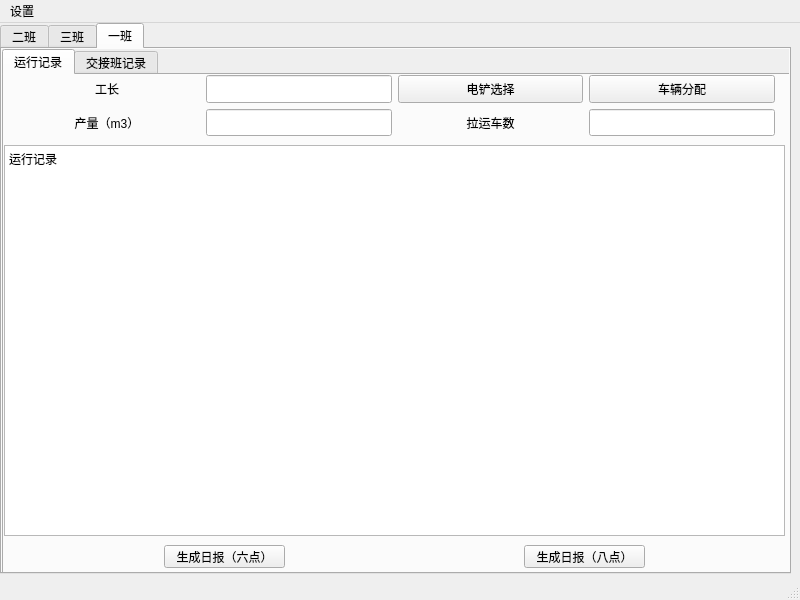
First picture: the form in 报表生成/ui/main.ui, repository enjoylearning96/QT, before the edit.
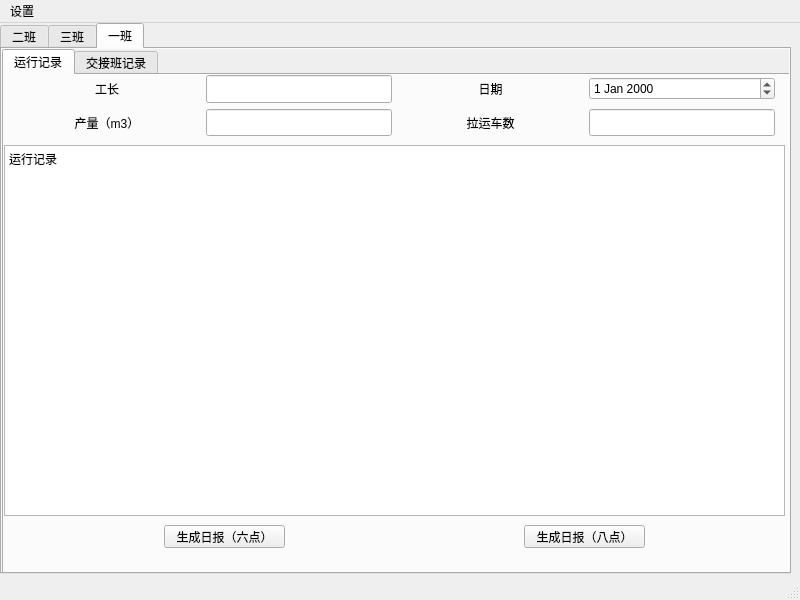
Second picture: the form after the edit.

What changed in the file:
```diff
--- a/报表生成/ui/main.ui
+++ b/报表生成/ui/main.ui
@@ -733,7 +733,7 @@
           <x>0</x>
           <y>70</y>
           <width>781</width>
-          <height>391</height>
+          <height>371</height>
          </rect>
         </property>
         <property name="plainText">
@@ -745,7 +745,7 @@
         <property name="geometry">
          <rect>
           <x>520</x>
-          <y>470</y>
+          <y>450</y>
           <width>121</width>
           <height>23</height>
          </rect>
@@ -773,32 +773,6 @@
          <property name="rightMargin">
           <number>10</number>
          </property>
-         <item row="0" column="2">
-          <widget class="QPushButton" name="pushButton_8">
-           <property name="sizePolicy">
-            <sizepolicy hsizetype="Expanding" vsizetype="Expanding">
-             <horstretch>1</horstretch>
-             <verstretch>1</verstretch>
-            </sizepolicy>
-           </property>
-           <property name="text">
-            <string>电铲选择</string>
-           </property>
-          </widget>
-         </item>
-         <item row="0" column="3">
-          <widget class="QPushButton" name="pushButton_9">
-           <property name="sizePolicy">
-            <sizepolicy hsizetype="Expanding" vsizetype="Expanding">
-             <horstretch>1</horstretch>
-             <verstretch>1</verstretch>
-            </sizepolicy>
-           </property>
-           <property name="text">
-            <string>车辆分配</string>
-           </property>
-          </widget>
-         </item>
          <item row="0" column="1">
           <widget class="QLineEdit" name="lineEdit_8">
            <property name="sizePolicy">
@@ -877,13 +851,36 @@
            </property>
           </widget>
          </item>
+         <item row="0" column="3">
+          <widget class="QDateEdit" name="dateEdit_3">
+           <property name="currentSection">
+            <enum>QDateTimeEdit::YearSection</enum>
+           </property>
+          </widget>
+         </item>
+         <item row="0" column="2">
+          <widget class="QLabel" name="label_21">
+           <property name="sizePolicy">
+            <sizepolicy hsizetype="Expanding" vsizetype="Expanding">
+             <horstretch>1</horstretch>
+             <verstretch>1</verstretch>
+            </sizepolicy>
+           </property>
+           <property name="text">
+            <string>日期</string>
+           </property>
+           <property name="alignment">
+            <set>Qt::AlignCenter</set>
+           </property>
+          </widget>
+         </item>
         </layout>
        </widget>
        <widget class="QPushButton" name="pushButton_10">
         <property name="geometry">
          <rect>
           <x>160</x>
-          <y>470</y>
+          <y>450</y>
           <width>121</width>
           <height>23</height>
          </rect>
```
Left out of the diff: 125 changed lines with no effect on the pictures.
